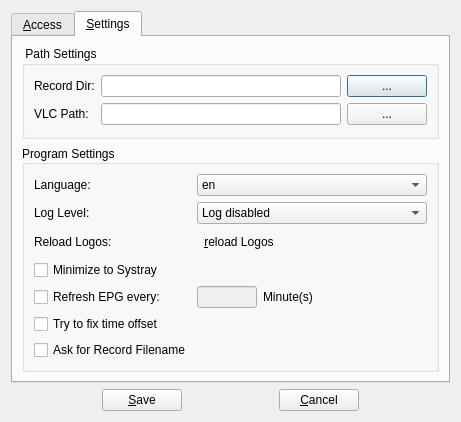
Old version of the form vlc-record/csettingsdlg.ui in the repository code-google-com/vlc-record.
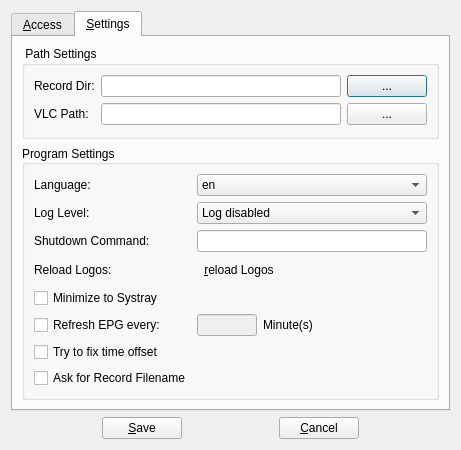
New version of the form. The open tabs and pages were chosen to show the change. Icons and pictures are not drawn.

```diff
--- a/vlc-record/csettingsdlg.ui
+++ b/vlc-record/csettingsdlg.ui
@@ -7,7 +7,7 @@
     <x>0</x>
     <y>0</y>
     <width>461</width>
-    <height>393</height>
+    <height>427</height>
    </rect>
   </property>
   <property name="windowTitle">
@@ -416,14 +416,14 @@
             </item>
            </widget>
           </item>
-          <item row="2" column="0">
+          <item row="4" column="0">
            <widget class="QLabel" name="label_12">
             <property name="text">
              <string>Reload Logos:</string>
             </property>
            </widget>
           </item>
-          <item row="2" column="1">
+          <item row="4" column="1">
            <widget class="QToolButton" name="pushDelLogos">
             <property name="minimumSize">
              <size>
@@ -449,21 +449,21 @@
             </property>
            </widget>
           </item>
-          <item row="3" column="0">
+          <item row="5" column="0">
            <widget class="QCheckBox" name="checkHideToSystray">
             <property name="text">
              <string>Minimize to Systray</string>
             </property>
            </widget>
           </item>
-          <item row="4" column="0">
+          <item row="6" column="0">
            <widget class="QCheckBox" name="checkRefresh">
             <property name="text">
              <string>Refresh EPG every:</string>
             </property>
            </widget>
           </item>
-          <item row="4" column="1">
+          <item row="6" column="1">
            <layout class="QHBoxLayout" name="horizontalLayout_3">
             <item>
              <widget class="QLineEdit" name="lineInterval">
@@ -506,20 +506,30 @@
             </item>
            </layout>
           </item>
-          <item row="5" column="0">
+          <item row="7" column="0">
            <widget class="QCheckBox" name="checkFixTime">
             <property name="text">
              <string>Try to fix time offset</string>
             </property>
            </widget>
           </item>
-          <item row="6" column="0">
+          <item row="8" column="0">
            <widget class="QCheckBox" name="checkAskForName">
             <property name="text">
              <string>Ask for Record Filename</string>
             </property>
            </widget>
           </item>
+          <item row="3" column="1">
+           <widget class="QLineEdit" name="lineShutdown"/>
+          </item>
+          <item row="3" column="0">
+           <widget class="QLabel" name="label_13">
+            <property name="text">
+             <string>Shutdown Command:</string>
+            </property>
+           </widget>
+          </item>
          </layout>
         </widget>
        </item>
```
